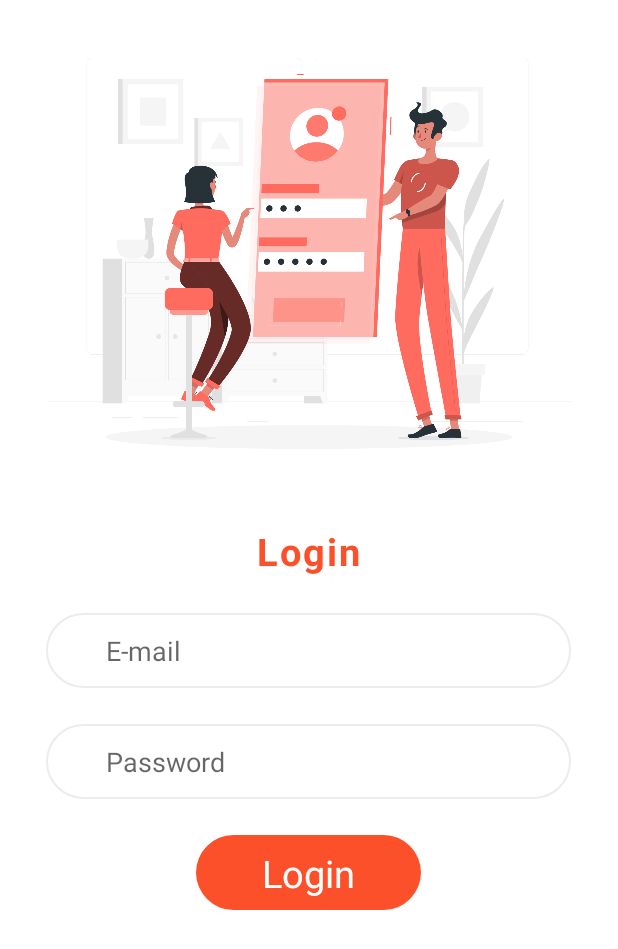
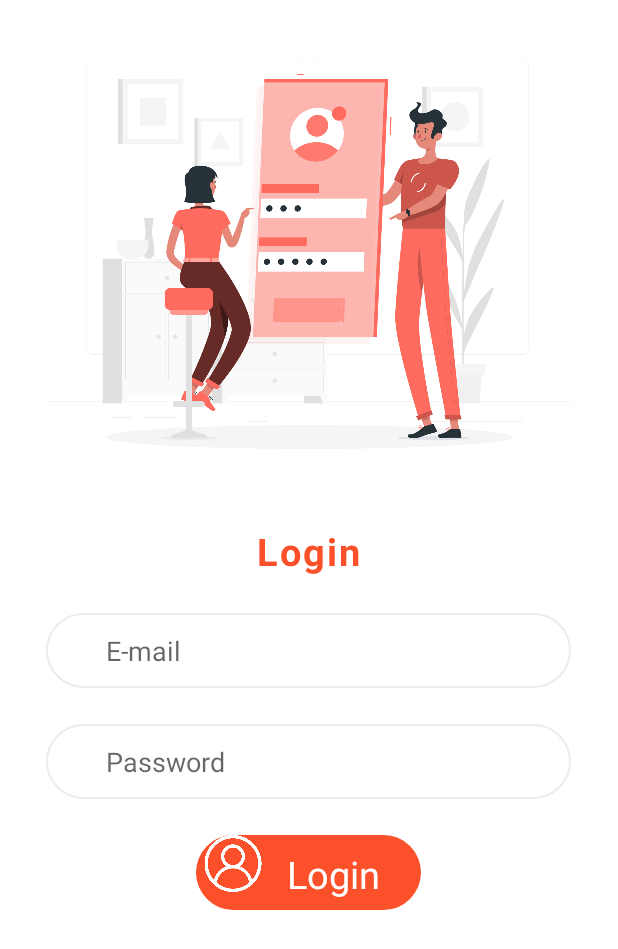
Before and after one commit to AsmaBss/MobileProject, an Android app: the LoginActivity screen opened directly, with no data from a screen before it, on a phone screen of 412 x 824 dp. Shown: the top 949 px of the screen. Run offline under Robolectric (Android 15) with nearby library versions, the phone set to English and light mode, and no system bars; our stand-ins replace Room's generated code.

Commit message:
Store user+ reccuperation

```diff
--- a/app/src/main/java/com/example/mobileproject/Entities/User.java
+++ b/app/src/main/java/com/example/mobileproject/Entities/User.java
@@ -4,8 +4,10 @@ import androidx.room.ColumnInfo;
 import androidx.room.Entity;
 import androidx.room.PrimaryKey;
 
+import java.io.Serializable;
+
 @Entity(tableName = "user")
-public class User {
+public class User implements Serializable {
     @PrimaryKey(autoGenerate = true)
     private int id;
     @ColumnInfo(name = "firstname")
--- a/app/src/main/java/com/example/mobileproject/LoginActivity.java
+++ b/app/src/main/java/com/example/mobileproject/LoginActivity.java
@@ -11,6 +11,8 @@ import android.widget.Toast;
 
 import com.example.mobileproject.Database.AppDatabase;
 import com.example.mobileproject.Entities.User;
+
+import java.io.Serializable;
 
 public class LoginActivity extends AppCompatActivity {
     private ConstraintLayout loginBtn;
@@ -48,7 +50,8 @@ public class LoginActivity extends AppCompatActivity {
                             }
                             else{
                                 startActivity(new Intent(LoginActivity.this, MainActivity.class)
-                                        .putExtra("email",user.getEmail()));
+                                        //.putExtra("email",user.getEmail()));
+                                        .putExtra("user", (Serializable) user));
                             }
                         }
                     }).start();
--- a/app/src/main/res/layout/activity_login.xml
+++ b/app/src/main/res/layout/activity_login.xml
@@ -66,6 +66,18 @@
             android:layout_height="50dp"
             android:background="@drawable/button">
 
+            <ImageView
+                android:layout_width="49dp"
+                android:layout_height="38dp"
+                android:elevation="3dp"
+                android:src="@drawable/user"
+                app:backgroundTint="#ff5e00"
+                app:maxImageSize="30dp"
+                app:tint="#ffffff"
+                tools:ignore="MissingConstraints"
+                tools:layout_editor_absoluteX="4dp"
+                tools:layout_editor_absoluteY="9dp"></ImageView>
+
             <TextView
                 android:layout_width="wrap_content"
                 android:layout_height="wrap_content"
@@ -74,8 +86,10 @@
                 android:textSize="25sp"
                 app:layout_constraintBottom_toBottomOf="parent"
                 app:layout_constraintEnd_toEndOf="parent"
+                app:layout_constraintHorizontal_bias="0.693"
                 app:layout_constraintStart_toStartOf="parent"
-                app:layout_constraintTop_toTopOf="parent" />
+                app:layout_constraintTop_toTopOf="parent"
+                app:layout_constraintVertical_bias="0.562" />
 
         </androidx.constraintlayout.widget.ConstraintLayout>
 
--- a/app/src/main/res/layout/activity_main.xml
+++ b/app/src/main/res/layout/activity_main.xml
@@ -27,7 +27,7 @@
                 android:layout_height="match_parent">
 
                 <TextView
-                    android:id="@+id/textView"
+                    android:id="@+id/userlabel"
                     android:layout_width="wrap_content"
                     android:layout_height="wrap_content"
                     android:layout_marginStart="32dp"
@@ -45,7 +45,7 @@
                     android:layout_height="70dp"
                     android:layout_marginEnd="32dp"
                     app:layout_constraintEnd_toEndOf="parent"
-                    app:layout_constraintTop_toTopOf="@+id/textView"
+                    app:layout_constraintTop_toTopOf="@+id/userlabel"
                     app:srcCompat="@drawable/avatar" />
 
                 <EditText
@@ -67,7 +67,7 @@
                     app:layout_constraintEnd_toEndOf="parent"
                     app:layout_constraintHorizontal_bias="0.0"
                     app:layout_constraintStart_toStartOf="parent"
-                    app:layout_constraintTop_toBottomOf="@+id/textView" />
+                    app:layout_constraintTop_toBottomOf="@+id/userlabel" />
 
                 <TextView
                     android:id="@+id/textView4"
```
Also changed, not shown: app/src/main/java/com/example/mobileproject/MainActivity.java (+13 -0 lines), app/src/main/res/layout/activity_intro.xml (+26 -17 lines).
